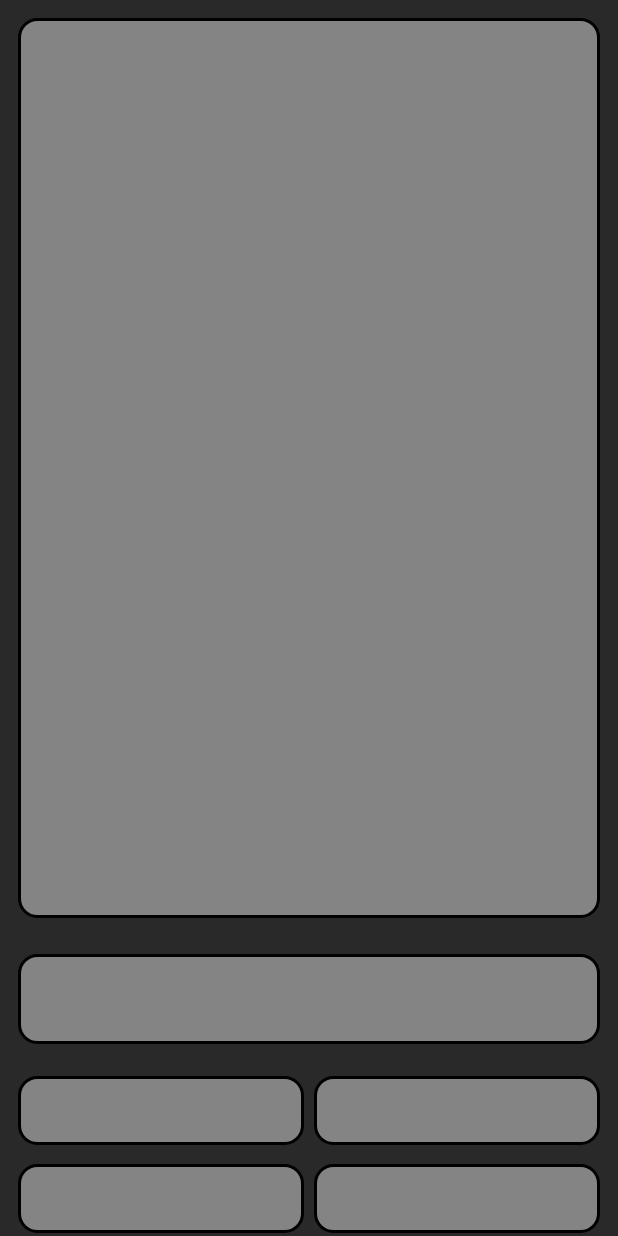
After one commit to cigrcham/Android-Movie-Project, an Android app: the layout shimmer_layout.xml on its own in the app's theme, with its tools: preview values and no code run, on a phone screen of 412 x 824 dp. The commit adds this screen. Run offline under Robolectric (Android 15) with nearby library versions, the phone set to English and light mode, and no system bars; network calls fail.

Commit message:
Detail Shimmer Screen

```diff
--- a/app/src/main/java/com/example/androidmoviesproject/Application.kt
+++ b/app/src/main/java/com/example/androidmoviesproject/Application.kt
@@ -5,13 +5,17 @@ import android.content.IntentFilter
 import android.net.ConnectivityManager
 import android.util.Log
 import com.example.androidmoviesproject.broadcast.NetworkStatus
+import com.example.androidmoviesproject.utils.Constants
+import com.example.androidmoviesproject.utils.Constants.NETWORK_STATUS
 import dagger.hilt.android.HiltAndroidApp
 import javax.inject.Inject
+import javax.inject.Named
 
 @HiltAndroidApp
 class Application : Application() {
 
     @Inject
+    @Named(NETWORK_STATUS)
     lateinit var networkStatus: NetworkStatus
     override fun onCreate() {
         super.onCreate()
--- a/app/src/main/java/com/example/androidmoviesproject/di/ModuleNetWorkStatus.kt
+++ b/app/src/main/java/com/example/androidmoviesproject/di/ModuleNetWorkStatus.kt
@@ -1,10 +1,12 @@
 package com.example.androidmoviesproject.di
 
 import com.example.androidmoviesproject.broadcast.NetworkStatus
+import com.example.androidmoviesproject.utils.Constants.NETWORK_STATUS
 import dagger.Module
 import dagger.Provides
 import dagger.hilt.InstallIn
 import dagger.hilt.components.SingletonComponent
+import javax.inject.Named
 import javax.inject.Singleton
 
 /** Hilt Provide BroadCast Network */
@@ -13,6 +15,7 @@ import javax.inject.Singleton
 object ModuleNetWorkStatus {
     @Provides
     @Singleton
+    @Named(NETWORK_STATUS)
     fun provideNetworkReceiver(): NetworkStatus {
         return NetworkStatus()
     }
--- a/app/src/main/java/com/example/androidmoviesproject/utils/Constants.kt
+++ b/app/src/main/java/com/example/androidmoviesproject/utils/Constants.kt
@@ -6,6 +6,7 @@ object Constants {
     val CATEGORY_MOVIE: List<String> = listOf(
         "Now Playing", "Popular", "Get Upcoming"
     )
+    const val NETWORK_STATUS:String = "hilt_network_status"
     const val DISCONNECT_NETWORK: String = "Reconnection Network"
     const val LOGIN_FAILURE: String = "Login Failure"
     const val CREATE_ACCOUNT_SUCCESS: String = "Create Account Success"
--- /dev/null
+++ b/app/src/main/res/drawable/shimmer_layout_drawable.xml
@@ -0,0 +1,8 @@
+<?xml version="1.0" encoding="utf-8"?>
+<shape xmlns:android="http://schemas.android.com/apk/res/android">
+    <stroke
+        android:width="2dp"
+        android:color="@color/black" />
+    <corners android:radius="12dp" />
+    <solid android:color="@color/gray_color" />
+</shape>
--- /dev/null
+++ b/app/src/main/res/layout/shimmer_layout.xml
@@ -0,0 +1,73 @@
+<?xml version="1.0" encoding="utf-8"?>
+<LinearLayout xmlns:android="http://schemas.android.com/apk/res/android"
+    android:layout_width="match_parent"
+    android:layout_height="match_parent"
+    android:background="@color/background_color"
+    android:orientation="vertical">
+
+    <View
+        android:layout_width="match_parent"
+        android:layout_height="600dp"
+        android:layout_margin="12dp"
+        android:background="@drawable/shimmer_layout_drawable" />
+
+    <View
+        android:layout_width="match_parent"
+        android:layout_height="60dp"
+        android:layout_margin="12dp"
+        android:background="@drawable/shimmer_layout_drawable" />
+
+    <LinearLayout
+        android:layout_width="match_parent"
+        android:layout_height="wrap_content"
+        android:layout_marginLeft="12dp"
+        android:layout_marginTop="6dp"
+        android:layout_marginRight="12dp"
+        android:weightSum="2">
+
+        <View
+            android:layout_width="0dp"
+            android:layout_height="46dp"
+            android:layout_marginTop="3dp"
+            android:layout_marginRight="3dp"
+            android:layout_marginBottom="3dp"
+            android:layout_weight="1"
+            android:background="@drawable/shimmer_layout_drawable" />
+
+        <View
+            android:layout_width="0dp"
+            android:layout_height="46dp"
+            android:layout_marginLeft="3dp"
+            android:layout_marginTop="3dp"
+            android:layout_marginBottom="3dp"
+            android:layout_weight="1"
+            android:background="@drawable/shimmer_layout_drawable" />
+    </LinearLayout>
+
+    <LinearLayout
+        android:layout_width="match_parent"
+        android:layout_height="wrap_content"
+        android:layout_marginLeft="12dp"
+        android:layout_marginTop="6dp"
+        android:layout_marginRight="12dp"
+        android:weightSum="2">
+
+        <View
+            android:layout_width="0dp"
+            android:layout_height="46dp"
+            android:layout_marginTop="3dp"
+            android:layout_marginRight="3dp"
+            android:layout_marginBottom="3dp"
+            android:layout_weight="1"
+            android:background="@drawable/shimmer_layout_drawable" />
+
+        <View
+            android:layout_width="0dp"
+            android:layout_height="46dp"
+            android:layout_marginLeft="3dp"
+            android:layout_marginTop="3dp"
+            android:layout_marginBottom="3dp"
+            android:layout_weight="1"
+            android:background="@drawable/shimmer_layout_drawable" />
+    </LinearLayout>
+</LinearLayout>
```
Also changed, not shown: app/build.gradle (+5 -8 lines), app/src/main/java/com/example/androidmoviesproject/broadcast/NetworkStatus.kt (+8 -5 lines), app/src/main/java/com/example/androidmoviesproject/ui/view/DetailScreen.kt (+67 -4 lines), app/src/main/java/com/example/androidmoviesproject/ui/viewmodel/DetailViewModel.kt (+2 -12 lines), app/src/main/res/layout/fragment_detail_screen.xml (+15 -0 lines).
